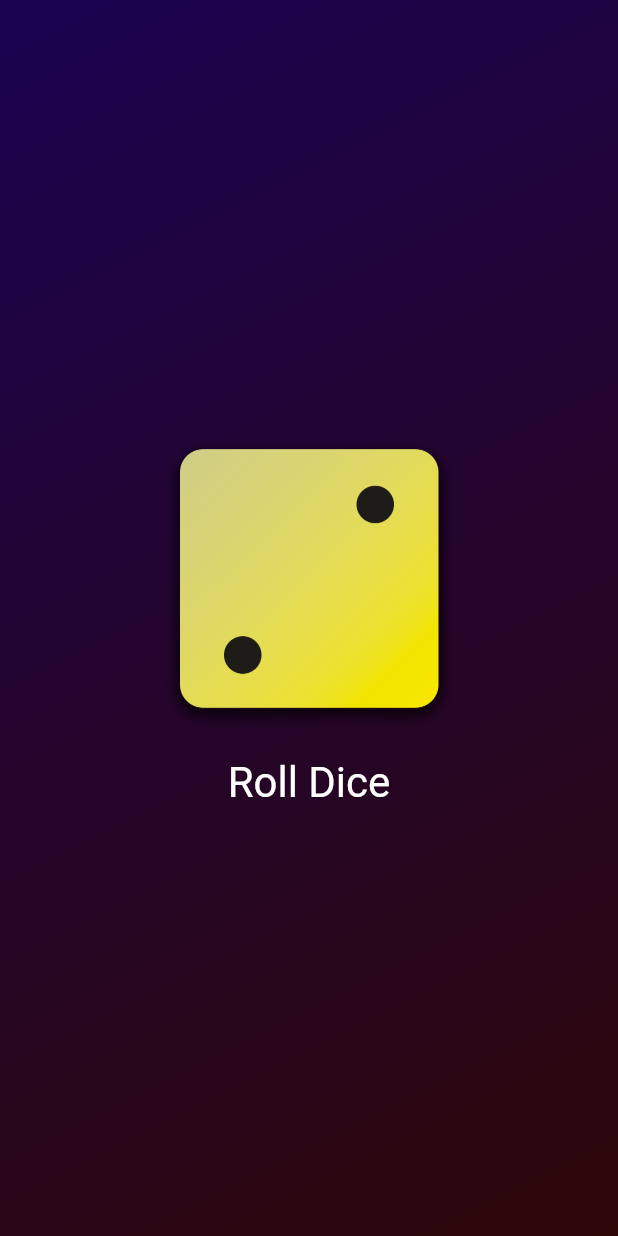
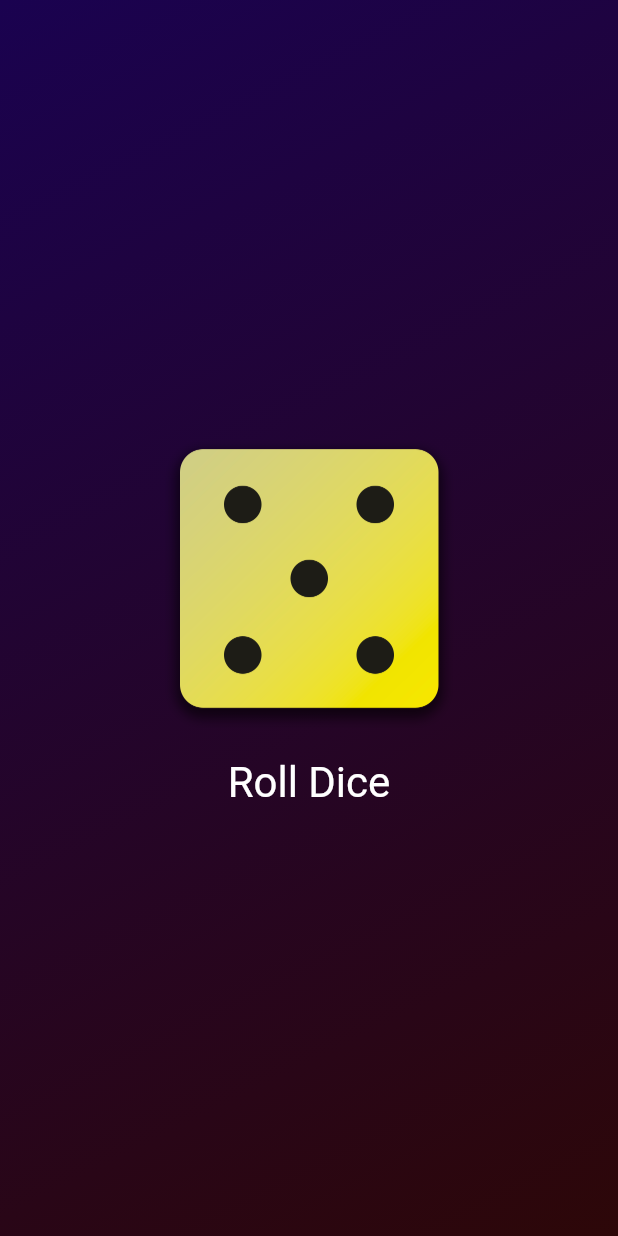
Before and after one commit to chvaldez10/flutter-sandbox, a Flutter app: the screen it shows after launch, after a tap on "Roll Dice", on a phone screen of 412 x 824 dp. Run offline on Flutter 3.47's test engine with Material 3 defaults, Android fonts, the phone set to English and light mode, and no system bars.

Commit message:
finished first app

```diff
--- /dev/null
+++ b/first_app/lib/dice_roller.dart
@@ -0,0 +1,44 @@
+import 'dart:math';
+import 'package:flutter/material.dart';
+
+class DiceRoller extends StatefulWidget {
+  const DiceRoller({super.key});
+
+  @override
+  State<DiceRoller> createState() {
+    return _DiceRollerState();
+  }
+}
+
+class _DiceRollerState extends State<DiceRoller> {
+  final randomizer = Random();
+  var currentDiceRoll = 2;
+
+  void rollDice() {
+    setState(() {
+      currentDiceRoll = randomizer.nextInt(6) + 1;
+    });
+  }
+
+  @override
+  Widget build(context) {
+    return Column(
+      mainAxisSize: MainAxisSize.min,
+      children: [
+        Image.asset('assets/images/dice-$currentDiceRoll.png', width: 200),
+        TextButton(
+          onPressed: rollDice,
+          style: TextButton.styleFrom(
+              padding: const EdgeInsets.only(
+                top: 20,
+              ),
+              foregroundColor: Colors.white,
+              textStyle: const TextStyle(
+                fontSize: 28,
+              )),
+          child: const Text("Roll Dice"),
+        )
+      ],
+    );
+  }
+}
--- a/first_app/lib/gradient_container.dart
+++ b/first_app/lib/gradient_container.dart
@@ -1,3 +1,4 @@
+import "package:first_app/dice_roller.dart";
 import "package:flutter/material.dart";
 
 const startAlignment = Alignment.topLeft;
@@ -6,8 +7,6 @@ const stopAlignment = Alignment.bottomRight;
 class GradientContainer extends StatelessWidget {
   const GradientContainer(this.colors, {super.key});
   final List<Color> colors;
-
-  void rollDice() {}
 
   @override
   Widget build(context) {
@@ -20,24 +19,7 @@ class GradientContainer extends StatelessWidget {
         ),
       ),
       child: Center(
-        child: Column(
-          mainAxisSize: MainAxisSize.min,
-          children: [
-            Image.asset("assets/images/dice-2.png", width: 200),
-            TextButton(
-              onPressed: rollDice,
-              style: TextButton.styleFrom(
-                  padding: EdgeInsets.only(
-                    top: 20,
-                  ),
-                  foregroundColor: Colors.white,
-                  textStyle: const TextStyle(
-                    fontSize: 28,
-                  )),
-              child: const Text("Roll Dice"),
-            )
-          ],
-        ),
+        child: DiceRoller(),
       ),
     );
   }
```
